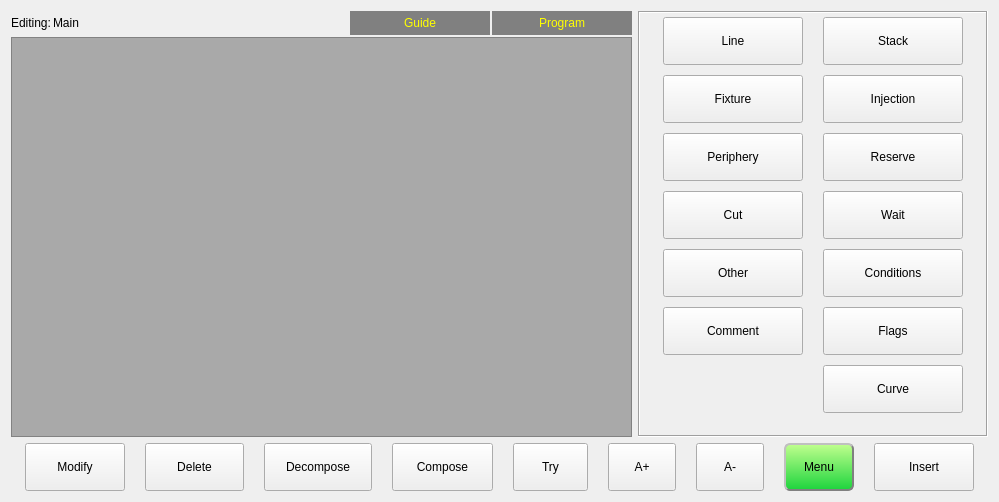
This is hcinstruction/ichcinstructionpageframe.ui in dongdong-2009/3-5AxisRobot as Qt 5 draws it before an edit. The edited form follows.
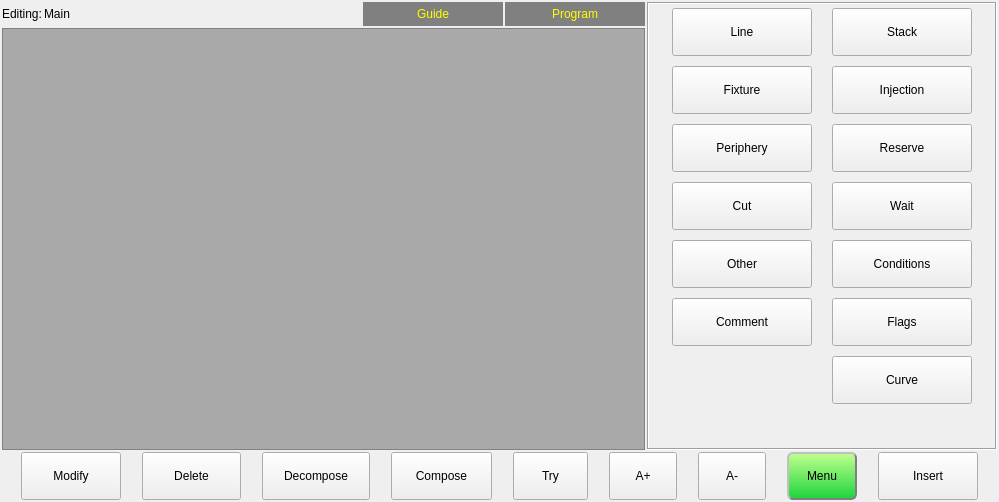
This is the edited form. Icons and pictures are not drawn. Custom widgets are drawn as their Qt base class.

The edit to the form file:
```diff
--- a/hcinstruction/ichcinstructionpageframe.ui
+++ b/hcinstruction/ichcinstructionpageframe.ui
@@ -28,8 +28,26 @@
    <enum>QFrame::Plain</enum>
   </property>
   <layout class="QGridLayout" name="gridLayout_2">
+   <property name="leftMargin">
+    <number>2</number>
+   </property>
+   <property name="topMargin">
+    <number>2</number>
+   </property>
+   <property name="rightMargin">
+    <number>2</number>
+   </property>
+   <property name="bottomMargin">
+    <number>2</number>
+   </property>
+   <property name="spacing">
+    <number>2</number>
+   </property>
    <item row="0" column="0">
     <layout class="QGridLayout" name="gridLayout">
+     <property name="spacing">
+      <number>2</number>
+     </property>
      <item row="0" column="1">
       <widget class="QStackedWidget" name="settingStackedWidget">
        <property name="sizePolicy">
@@ -753,6 +771,9 @@
    </item>
    <item row="1" column="0">
     <layout class="QHBoxLayout" name="horizontalLayout">
+     <property name="spacing">
+      <number>2</number>
+     </property>
      <item>
       <widget class="QToolButton" name="modifyToolButton">
        <property name="sizePolicy">
```
